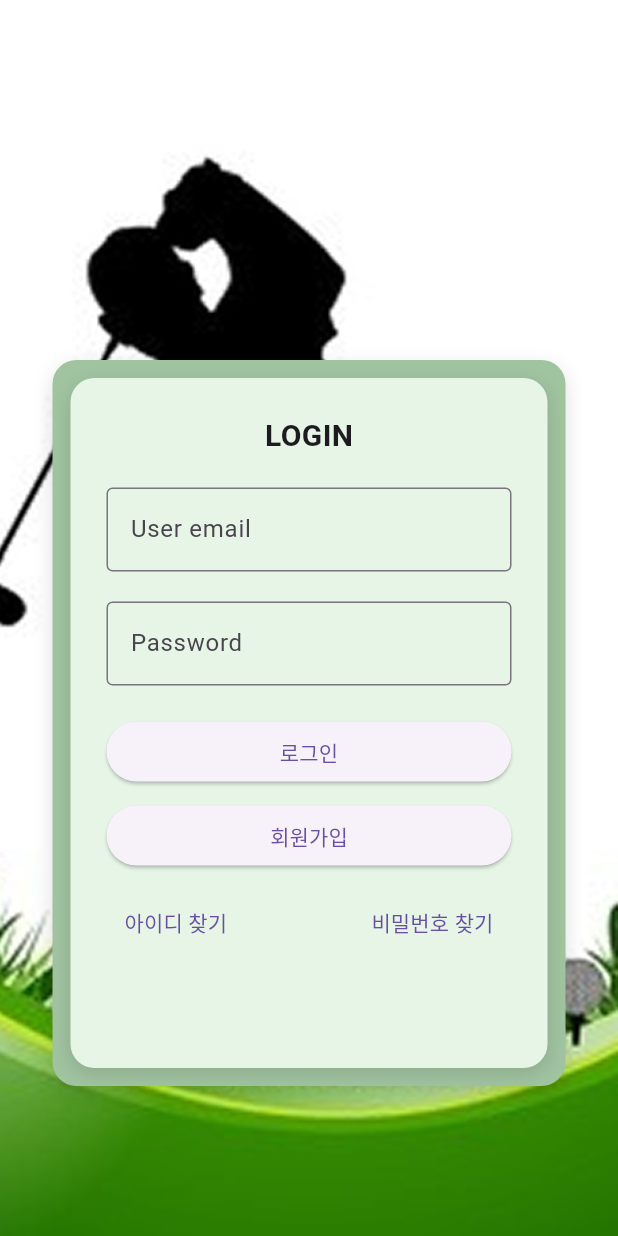
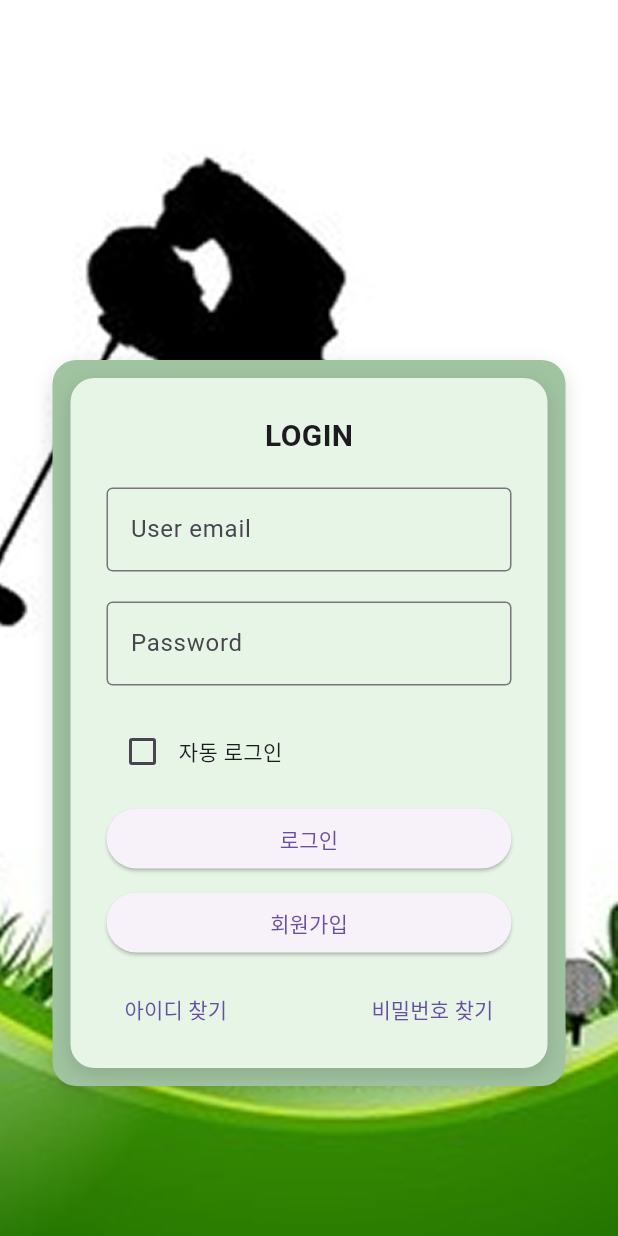
Before and after one commit to tama0728/golf-coach-AI, a Flutter app: the screen it shows after launch, on a phone screen of 412 x 824 dp. Run offline on Flutter 3.47's test engine with Material 3 defaults, Android fonts, the phone set to English and light mode, and no system bars; our stand-ins replace camera, email_validator, flutter_dotenv, flutter_secure_storage, permission_handler, rxdart and 1 more; missing offline and left inert: observable, video_trimmer.

Commit message:
add autologin

```diff
--- a/lib/login/login_page.dart
+++ b/lib/login/login_page.dart
@@ -24,6 +24,9 @@ class _LoginPageState extends State<LoginPage> {
   final storage = FlutterSecureStorage();
   bool _isLoading = false;
   String? _errorMessage;
+
+  // ★ 자동로그인 체크박스 추가
+  bool _autoLoginChecked = false;
 
   @override
   void dispose() {
@@ -64,8 +67,17 @@ class _LoginPageState extends State<LoginPage> {
 
         // 토큰 안전하게 저장
         await storage.write(key: 'jwt_token', value: token);
+
+        // ★ 자동로그인 체크값 저장
+        if (_autoLoginChecked) {
+          await storage.write(key: 'auto_login', value: 'true');
+        } else {
+          await storage.write(key: 'auto_login', value: 'false');
+        }
+
         final check = await storage.read(key: 'jwt_token');
-        print('저장된 JWT 토큰: $check');
+        final autoLoginValue = await storage.read(key: 'auto_login');
+        print('저장된 JWT 토큰: $check, 자동로그인: $autoLoginValue');
 
         // 홈 화면 등으로 이동
         Navigator.of(context).pushReplacement(
@@ -112,19 +124,18 @@ class _LoginPageState extends State<LoginPage> {
     return Container(
       decoration: BoxDecoration(
         image: DecorationImage(
-          image: AssetImage('assets/image1.png'), // 배경 이미지
+          image: AssetImage('assets/image1.png'),
           fit: BoxFit.fitHeight,
         ),
       ),
       child: Scaffold(
-        resizeToAvoidBottomInset: true, // 키보드 올라올 때 화면 밀리게 함
+        resizeToAvoidBottomInset: true,
         backgroundColor: Colors.transparent,
         body: Center(
-          child: SingleChildScrollView( // 키보드 때문에 overflow 방지
+          child: SingleChildScrollView(
             child: SizedBox(
               height: MediaQuery.of(context).size.height,
-              child:
-                  Container(
+              child: Container(
                 width: 400,
                 height: 580,
                 margin: EdgeInsets.fromLTRB(35, 240, 35, 100),
@@ -139,8 +150,7 @@ class _LoginPageState extends State<LoginPage> {
                     ),
                   ],
                 ),
-                    child:
-                    Container(
+                child: Container(
                   margin: EdgeInsets.all(12),
                   padding: EdgeInsets.all(24),
                   decoration: BoxDecoration(
@@ -154,7 +164,6 @@ class _LoginPageState extends State<LoginPage> {
                       ),
                     ],
                   ),
-
                   child: Column(
                     mainAxisSize: MainAxisSize.min,
                     children: [
@@ -194,6 +203,21 @@ class _LoginPageState extends State<LoginPage> {
                         ),
                       ),
                       SizedBox(height: 20),
+                      // ★ 자동로그인 체크박스 추가
+                      Row(
+                        children: [
+                          Checkbox(
+                            value: _autoLoginChecked,
+                            onChanged: (bool? value) {
+                              setState(() {
+                                _autoLoginChecked = value ?? false;
+                              });
+                            },
+                          ),
+                          Text('자동 로그인'),
+                        ],
+                      ),
+                      SizedBox(height: 10),
                       SizedBox(
                         width: double.infinity,
                         child: ElevatedButton(
@@ -209,7 +233,6 @@ class _LoginPageState extends State<LoginPage> {
                             Navigator.of(context).push(
                               MaterialPageRoute(builder: (context) => SignupPage1()),
                             );
-                                // 회원가입 처리
                           },
                           child: Text('회원가입'),
                         ),
@@ -223,7 +246,6 @@ class _LoginPageState extends State<LoginPage> {
                               Navigator.of(context).push(
                                 MaterialPageRoute(builder: (context) => FindIDPage()),
                               );
-                                  // 아이디 찾기 처리
                             },
                             child: Text('아이디 찾기'),
                           ),
@@ -232,7 +254,6 @@ class _LoginPageState extends State<LoginPage> {
                               Navigator.of(context).push(
                                 MaterialPageRoute(builder: (context) => FindPWPage()),
                               );
-                                  // 비밀번호 찾기 처리
                             },
                             child: Text('비밀번호 찾기'),
                           ),
@@ -242,7 +263,6 @@ class _LoginPageState extends State<LoginPage> {
                   ),
                 ),
               ),
-              // ),
             ),
           ),
         ),
```
Also changed, not shown: lib/login/app_start.dart (+29 -6 lines). Lines whose indentation alone changed are shown as unchanged.
